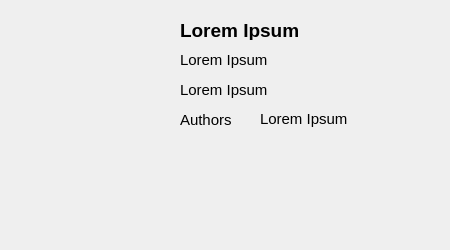
First picture: the form in src/aboutdialog.ui, repository darenliang/resauce, before the edit.
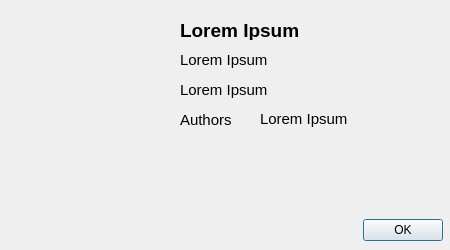
Second picture: the form after the edit. Icons and pictures are not drawn.

Commit message: Add OK button to about dialogue

What changed in the file:
```diff
--- a/src/aboutdialog.ui
+++ b/src/aboutdialog.ui
@@ -205,6 +205,19 @@
     <bool>false</bool>
    </property>
   </widget>
+  <widget class="QDialogButtonBox" name="okbutton">
+   <property name="geometry">
+    <rect>
+     <x>362</x>
+     <y>217</y>
+     <width>81</width>
+     <height>26</height>
+    </rect>
+   </property>
+   <property name="standardButtons">
+    <set>QDialogButtonBox::Ok</set>
+   </property>
+  </widget>
  </widget>
  <resources/>
  <connections/>
```
Left out of the diff: 19 changed lines with no effect on the pictures.
